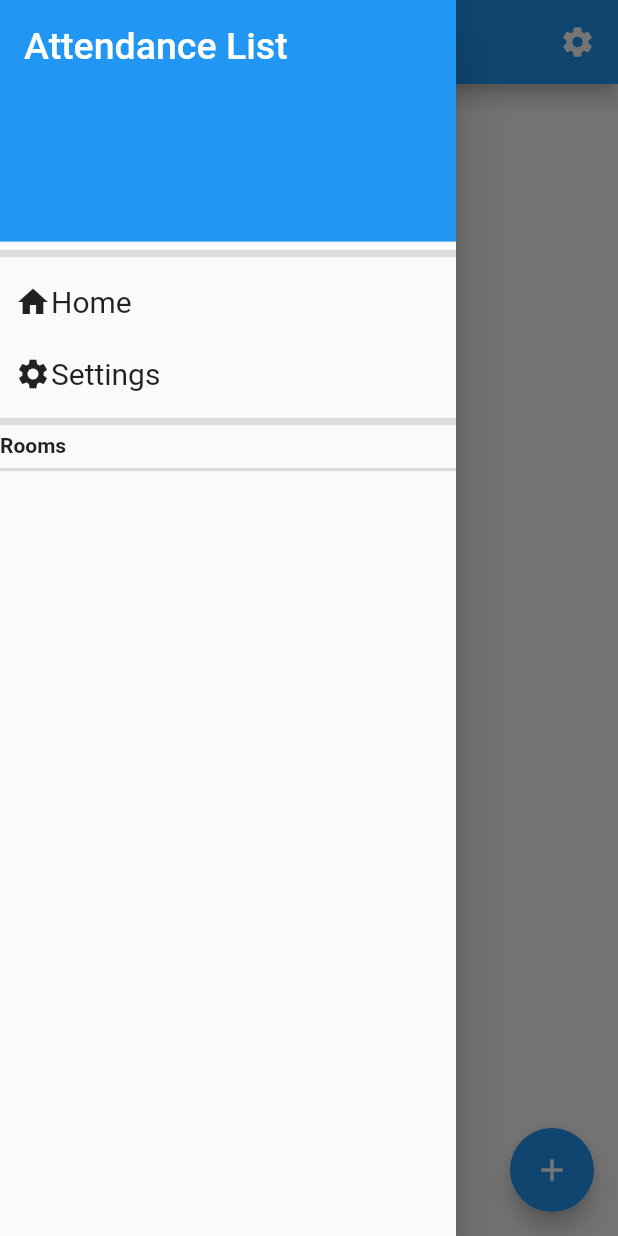
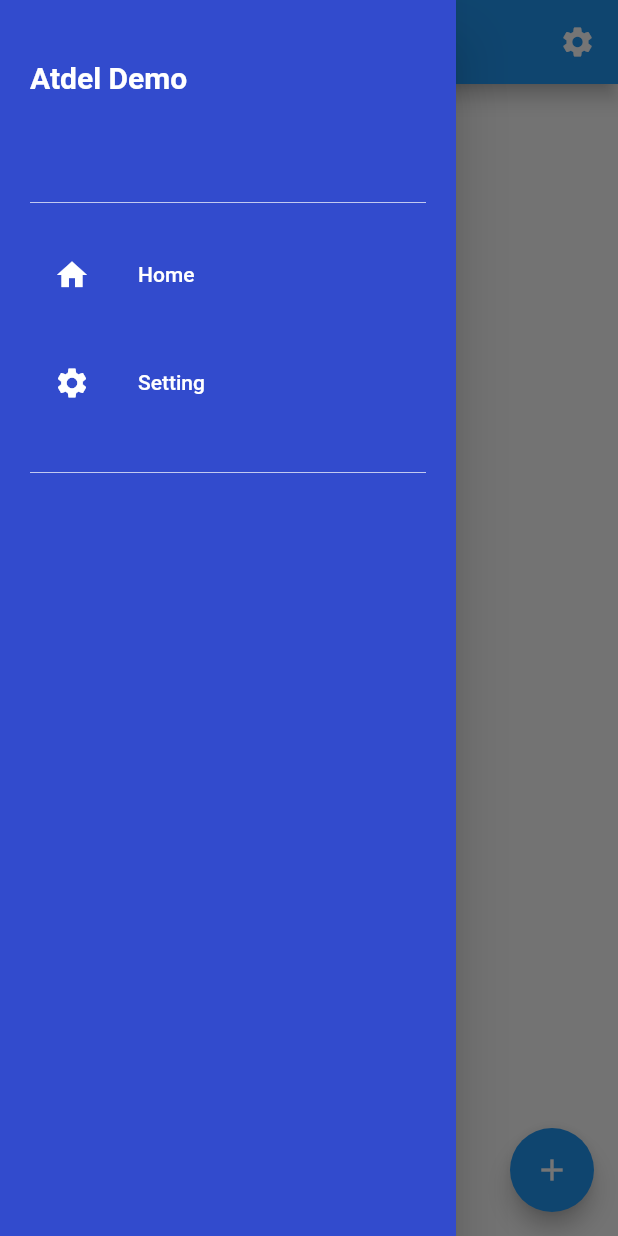
Before and after one commit to SynitCool/Atdel, a Flutter app: the screen it shows after launch, with the side drawer open, on a phone screen of 412 x 824 dp. Run offline on Flutter 3.47's test engine with Material 2 defaults, Android fonts, the phone set to English and light mode, and no system bars; our stand-ins replace permission_handler.

Commit message:
fix and edit drawer

```diff
--- a/lib/pages/home_pages.dart
+++ b/lib/pages/home_pages.dart
@@ -8,26 +8,6 @@ class HomePage extends StatefulWidget {
 }
 
 class _HomePageState extends State<HomePage> {
-  late List<Widget> drawerWidgets;
-
-  @override
-  void initState() {
-    super.initState();
-
-    drawerWidgets = drawerHeaderWidgets();
-  }
-
-  // drawer header
-  Widget drawerHeader() {
-    Widget title = const Text("Attendance List",
-        style: TextStyle(color: Colors.white, fontSize: 25));
-
-    return DrawerHeader(
-        child: title,
-        decoration: const BoxDecoration(color: Colors.blue),
-        margin: const EdgeInsets.only(),
-        padding: const EdgeInsets.fromLTRB(16.0, 16.0, 16.0, 0.0));
-  }
 
   // appbar widget
   PreferredSizeWidget appBarWidget() {
@@ -46,51 +26,6 @@ class _HomePageState extends State<HomePage> {
     );
   }
 
-  // drawer widgets
-  List<Widget> drawerHeaderWidgets() {
-    Widget divider5 = const Divider(thickness: 5);
-    Widget divider2 = const Divider(thickness: 2);
-    Widget homeButton = RawMaterialButton(
-      onPressed: () {},
-      child: Padding(
-          padding: const EdgeInsets.all(10.0),
-          child: Row(children: const [
-            Icon(Icons.home, size: 24.0),
-            Text("Home", style: TextStyle(fontSize: 20))
-          ])),
-    );
-    Widget settingsButton = RawMaterialButton(
-      onPressed: () {},
-      child: Padding(
-          padding: const EdgeInsets.all(10.0),
-          child: Row(children: const [
-            Icon(Icons.settings, size: 24.0),
-            Text("Settings", style: TextStyle(fontSize: 20))
-          ])),
-    );
-
-    Widget roomTitle =
-        const Text("Rooms", style: TextStyle(fontWeight: FontWeight.bold));
-
-    return [
-      drawerHeader(),
-      divider5,
-      homeButton,
-      settingsButton,
-      divider5,
-      roomTitle,
-      divider2,
-    ];
-  }
-
-  // drawer widget
-  Widget drawer() {
-    return Drawer(
-        child: ListView(
-      children: drawerWidgets,
-    ));
-  }
-
   FloatingActionButton addRoomButton() {
     return FloatingActionButton(
         onPressed: () {}, tooltip: "add room", child: const Icon(Icons.add));
@@ -99,8 +34,92 @@ class _HomePageState extends State<HomePage> {
   @override
   Widget build(BuildContext context) {
     return Scaffold(
-        drawer: drawer(),
+        drawer: const DrawerWidget(),
         appBar: appBarWidget(),
         floatingActionButton: addRoomButton());
   }
 }
+
+
+class DrawerWidget extends StatefulWidget {
+  const DrawerWidget({ Key? key }) : super(key: key);
+
+  @override
+  State<DrawerWidget> createState() => _DrawerWidgetState();
+}
+
+class _DrawerWidgetState extends State<DrawerWidget> {
+
+  Widget materialHeader() {
+    return InkWell(
+        onTap: () {},
+        child: Container(
+            padding: const EdgeInsets.symmetric(vertical: 40, horizontal: 20),
+            child: const Text("Atdel Demo",
+                style: TextStyle(
+                    fontSize: 20,
+                    color: Colors.white,
+                    fontWeight: FontWeight.bold))));
+  }
+
+  Widget materialHeaderButton(
+      {required String text, required IconData icon, VoidCallback? onClicked}) {
+    const color = Colors.white;
+    const hoverColor = Colors.white70;
+
+    return ListTile(
+        leading: Icon(icon, color: color),
+        title: Text(text, style: const TextStyle(color: color)),
+        hoverColor: hoverColor,
+        onTap: onClicked);
+  }
+
+
+  Widget materialDrawer() {
+    const Color color = Color.fromRGBO(50, 75, 205, 1);
+    const Widget space12 = SizedBox(height: 12);
+    const Widget space24 = SizedBox(height: 24);
+    const Widget space16 = SizedBox(height: 16);
+    const Widget divider70 = Divider(color: Colors.white70);
+    const EdgeInsets padding = EdgeInsets.symmetric(horizontal: 20);
+
+    final Widget homeButton =
+        materialHeaderButton(text: "Home", icon: Icons.home, onClicked: () {});
+    final Widget settingButton = materialHeaderButton(
+        text: "Setting", icon: Icons.settings, onClicked: () {});
+
+    List<Widget> materialDrawerButtons =
+    [
+      space24,
+      divider70,
+      space12,
+      homeButton,
+      space16,
+      settingButton,
+      space24,
+      divider70,
+      space12
+      ];
+
+    List<Widget> materialDrawerWidget = [
+      materialHeader(),
+      Container(
+        padding: padding,
+        child: Column(
+          children: materialDrawerButtons,
+        ),
+      )
+    ];
+
+    return Material(
+        color: color,
+        child: ListView(
+          children: materialDrawerWidget,
+        ));
+  }
+
+  @override
+  Widget build(BuildContext context) {
+    return Drawer(child: materialDrawer());
+  }
+}
```
